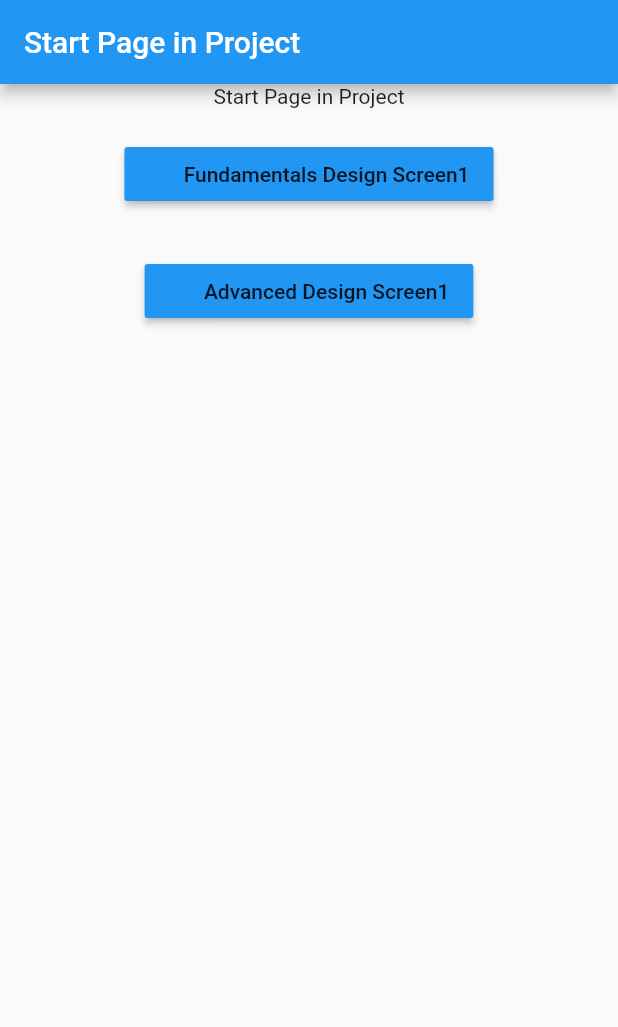
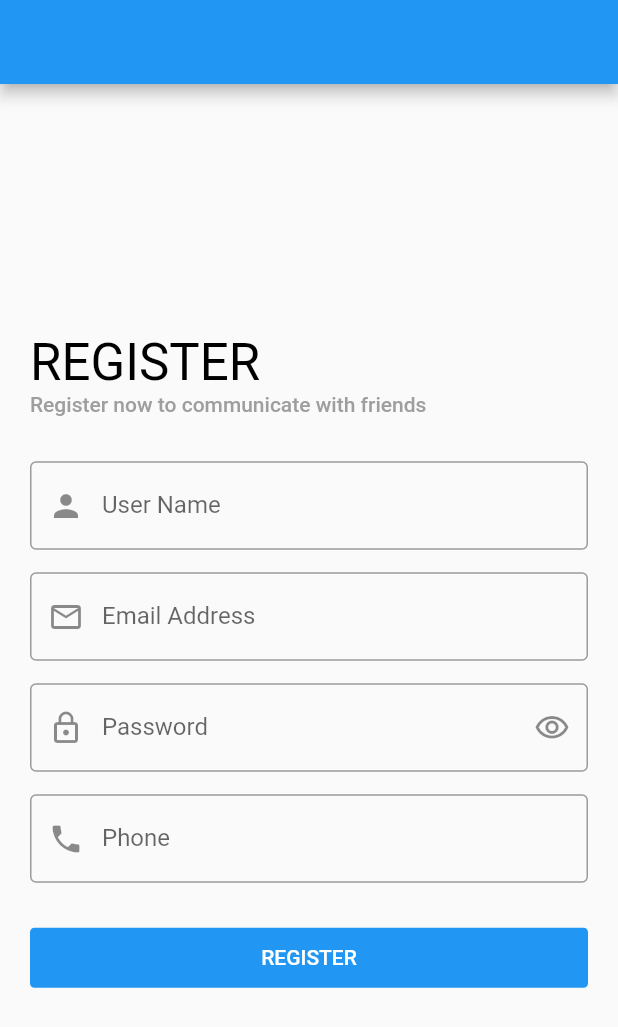
Before and after one commit to HatemAhmed10/Aya-App, a Flutter app: the screen it shows after launch, on a phone screen of 412 x 824 dp. Shown: the top 1027 px of the screen. Run offline on Flutter 3.47's test engine with Material 2 defaults, Android fonts, the phone set to English and light mode, and no system bars; our stand-ins replace bloc, cloud_firestore, conditional_builder_null_safety, firebase_auth, firebase_core, flutter_bloc and 2 more; accounts and stored records are empty.

Commit message:
Register

```diff
--- /dev/null
+++ b/lib/business_logic/2Register_cubit/Register_State.dart
@@ -0,0 +1,24 @@
+abstract class SocialRegisterStates {}
+
+class SocialRegisterInitialState extends SocialRegisterStates {}
+
+class SocialRegisterLoadingState extends SocialRegisterStates {}
+
+class SocialRegisterSuccessState extends SocialRegisterStates {}
+
+class SocialRegisterErrorState extends SocialRegisterStates {
+  final String error;
+
+  SocialRegisterErrorState(this.error);
+}
+
+class SocialCreateUserSuccessState extends SocialRegisterStates {}
+
+class SocialCreateUserErrorState extends SocialRegisterStates {
+  final String error;
+
+  SocialCreateUserErrorState(this.error);
+}
+
+class SocialRegisterChangePasswordVisibilityState extends SocialRegisterStates {
+}
--- /dev/null
+++ b/lib/business_logic/2Register_cubit/Register_cubit.dart
@@ -0,0 +1,77 @@
+import 'package:bus/business_logic/2Register_cubit/Register_State.dart';
+import 'package:bus/data/models/2Register_Model/Register_Model.dart';
+import 'package:cloud_firestore/cloud_firestore.dart';
+import 'package:firebase_auth/firebase_auth.dart';
+import 'package:flutter/cupertino.dart';
+import 'package:flutter/material.dart';
+import 'package:flutter_bloc/flutter_bloc.dart';
+
+class SocialRegisterCubit extends Cubit<SocialRegisterStates> {
+  SocialRegisterCubit() : super(SocialRegisterInitialState());
+
+  static SocialRegisterCubit get(context) => BlocProvider.of(context);
+
+  void userRegister({
+    required String name,
+    required String email,
+    required String password,
+    required String phone,
+  }) {
+    print('hello');
+
+    emit(SocialRegisterLoadingState());
+
+    FirebaseAuth.instance
+        .createUserWithEmailAndPassword(
+      email: email,
+      password: password,
+    )
+        .then((value) {
+      userCreate(
+        uId: value.user!.uid,
+        phone: phone,
+        email: email,
+        name: name,
+      );
+    }).catchError((error) {
+      emit(SocialRegisterErrorState(error.toString()));
+    });
+  }
+
+  void userCreate({
+    required String name,
+    required String email,
+    required String phone,
+    required String uId,
+  }) {
+    SocialUserModel model = SocialUserModel(
+      name: name,
+      email: email,
+      phone: phone,
+      uId: uId,
+      isEmailVerified: false,
+    );
+
+    FirebaseFirestore.instance
+        .collection('users')
+        .doc(uId)
+        .set(model.toMap())
+        .then((value) {
+      emit(SocialCreateUserSuccessState());
+    }).catchError((error) {
+      print(error.toString());
+      emit(SocialCreateUserErrorState(error.toString()));
+    });
+  }
+
+  IconData suffix = Icons.visibility_outlined;
+  bool isPassword = true;
+
+  void changePasswordVisibility() {
+    isPassword = !isPassword;
+    suffix =
+        isPassword ? Icons.visibility_outlined : Icons.visibility_off_outlined;
+
+    emit(SocialRegisterChangePasswordVisibilityState());
+  }
+}
--- /dev/null
+++ b/lib/data/models/2Register_Model/Register_Model.dart
@@ -0,0 +1,33 @@
+class SocialUserModel {
+  String? name;
+  String? email;
+  String? phone;
+  String? uId;
+  bool? isEmailVerified;
+
+  SocialUserModel({
+    this.email,
+    this.name,
+    this.phone,
+    this.uId,
+    this.isEmailVerified,
+  });
+
+  SocialUserModel.fromJson(Map<String, dynamic> json) {
+    email = json['email'];
+    name = json['name'];
+    phone = json['phone'];
+    uId = json['uId'];
+    isEmailVerified = json['isEmailVerified'];
+  }
+
+  Map<String, dynamic> toMap() {
+    return {
+      'name': name,
+      'email': email,
+      'phone': phone,
+      'uId': uId,
+      'isEmailVerified': isEmailVerified,
+    };
+  }
+}
--- a/lib/main.dart
+++ b/lib/main.dart
@@ -1,9 +1,14 @@
 import 'package:flutter/material.dart';
 import 'package:bus/presentation/screens/0Splash_Screen/splash_view.dart';
+import 'package:firebase_core/firebase_core.dart';
+import 'firebase_options.dart';
 
 void main() async {
   WidgetsFlutterBinding.ensureInitialized();
 
+  await Firebase.initializeApp(
+    options: DefaultFirebaseOptions.currentPlatform,
+  );
   runApp(MyApp());
 }
 
--- a/lib/presentation/screens/0Splash_Screen/splash_view.dart
+++ b/lib/presentation/screens/0Splash_Screen/splash_view.dart
@@ -1,4 +1,5 @@
 import 'dart:async';
+import 'package:bus/presentation/screens/2Register_Design/RegisterScreen.dart';
 import 'package:flutter/material.dart';
 import 'package:bus/presentation/screens/1New_Design/Page1_Screen.dart';
 import '../../../shared/components/components.dart';
@@ -20,7 +21,7 @@ class _SplashViewState extends State<SplashView> {
   }
 
   _goNext() {
-    navigateAndFinish(context, Page1_Screen());
+    navigateAndFinish(context, SocialRegisterScreen());
   }
 
   @override
--- /dev/null
+++ b/lib/presentation/screens/2Register_Design/RegisterScreen.dart
@@ -0,0 +1,152 @@
+import 'package:bus/business_logic/2Register_cubit/Register_State.dart';
+import 'package:bus/business_logic/2Register_cubit/Register_cubit.dart';
+import 'package:bus/presentation/screens/1New_Design/Page1_Screen.dart';
+import 'package:conditional_builder_null_safety/conditional_builder_null_safety.dart';
+import 'package:flutter/material.dart';
+import 'package:flutter_bloc/flutter_bloc.dart';
+import 'package:bus/shared/components/components.dart';
+
+class SocialRegisterScreen extends StatelessWidget {
+  var formKey = GlobalKey<FormState>();
+  var nameController = TextEditingController();
+  var emailController = TextEditingController();
+  var passwordController = TextEditingController();
+  var phoneController = TextEditingController();
+
+  @override
+  Widget build(BuildContext context) {
+    return BlocProvider(
+      create: (BuildContext context) => SocialRegisterCubit(),
+      child: BlocConsumer<SocialRegisterCubit, SocialRegisterStates>(
+        listener: (context, state) {
+          if (state is SocialCreateUserSuccessState) {
+            navigateAndFinish(
+              context,
+              Page1_Screen(),
+            );
+          }
+        },
+        builder: (context, state) {
+          return Scaffold(
+            appBar: AppBar(),
+            body: Center(
+              child: SingleChildScrollView(
+                child: Padding(
+                  padding: const EdgeInsets.all(20.0),
+                  child: Form(
+                    key: formKey,
+                    child: Column(
+                      crossAxisAlignment: CrossAxisAlignment.start,
+                      children: [
+                        Text(
+                          'REGISTER',
+                          style:
+                              Theme.of(context).textTheme.headline4!.copyWith(
+                                    color: Colors.black,
+                                  ),
+                        ),
+                        Text(
+                          'Register now to communicate with friends',
+                          style:
+                              Theme.of(context).textTheme.bodyText1!.copyWith(
+                                    color: Colors.grey,
+                                  ),
+                        ),
+                        SizedBox(
+                          height: 30.0,
+                        ),
+                        defaultFormField(
+                          controller: nameController,
+                          type: TextInputType.name,
+                          validate: (String value) {
+                            if (value.isEmpty) {
+                              return 'please enter your name';
+                            }
+                          },
+                          label: 'User Name',
+                          prefix: Icons.person,
+                        ),
+                        SizedBox(
+                          height: 15.0,
+                        ),
+                        defaultFormField(
+                          controller: emailController,
+                          type: TextInputType.emailAddress,
+                          validate: (String value) {
+                            if (value.isEmpty) {
+                              return 'please enter your email address';
+                            }
+                          },
+                          label: 'Email Address',
+                          prefix: Icons.email_outlined,
+                        ),
+                        SizedBox(
+                          height: 15.0,
+                        ),
+                        defaultFormField(
+                          controller: passwordController,
+                          type: TextInputType.visiblePassword,
+                          suffix: SocialRegisterCubit.get(context).suffix,
+                          onSubmit: (value) {},
+                          isPassword:
+                              SocialRegisterCubit.get(context).isPassword,
+                          suffixPressed: () {
+                            SocialRegisterCubit.get(context)
+                                .changePasswordVisibility();
+                          },
+                          validate: (String value) {
+                            if (value.isEmpty) {
+                              return 'password is too short';
+                            }
+                          },
+                          label: 'Password',
+                          prefix: Icons.lock_outline,
+                        ),
+                        SizedBox(
+                          height: 15.0,
+                        ),
+                        defaultFormField(
+                          controller: phoneController,
+                          type: TextInputType.phone,
+                          validate: (String value) {
+                            if (value.isEmpty) {
+                              return 'please enter your phone number';
+                            }
+                          },
+                          label: 'Phone',
+                          prefix: Icons.phone,
+                        ),
+                        SizedBox(
+                          height: 30.0,
+                        ),
+                        ConditionalBuilder(
+                          condition: state is! SocialRegisterLoadingState,
+                          builder: (context) => defaultButton(
+                            function: () {
+                              if (formKey.currentState!.validate()) {
+                                SocialRegisterCubit.get(context).userRegister(
+                                  name: nameController.text,
+                                  email: emailController.text,
+                                  password: passwordController.text,
+                                  phone: phoneController.text,
+                                );
+                              }
+                            },
+                            text: 'register',
+                            isUpperCase: true,
+                          ),
+                          fallback: (context) =>
+                              Center(child: CircularProgressIndicator()),
+                        ),
+                      ],
+                    ),
+                  ),
+                ),
+              ),
+            ),
+          );
+        },
+      ),
+    );
+  }
+}
--- a/pubspec.yaml
+++ b/pubspec.yaml
@@ -43,6 +43,12 @@ dependencies:
   hexcolor:
   fluttertoast:
   intl:
+
+
+  #firebase
+  firebase_core: ^2.4.1
+  firebase_auth: ^4.2.5
+  cloud_firestore: ^4.3.1
 
 dev_dependencies:
   flutter_test:
```
Also changed, not shown: lib/firebase_options.dart (added), pubspec.lock, 7 other files.
